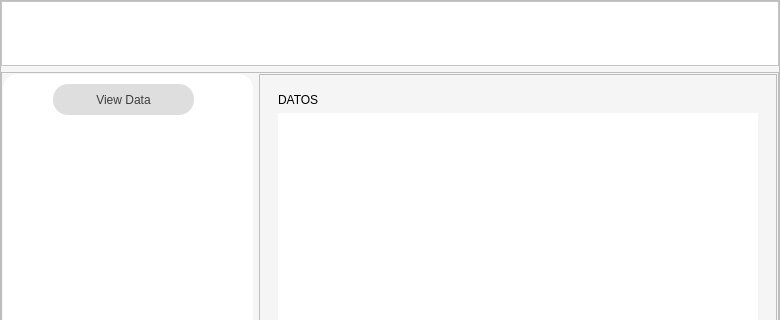
Before: the Qt Designer form PyQt.ui in RoYDraxT/PyQt, drawn with Qt 5; both pictures show x 0 to 780 and y 0 to 320 of the 780 by 600 pixel window.
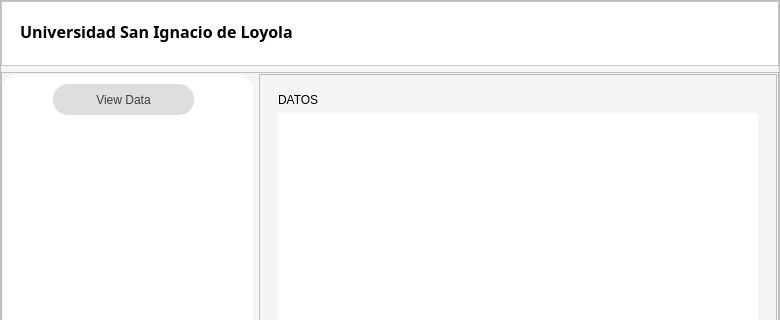
After: the same form once the commit is applied. Icons and pictures are not drawn.

```diff
--- a/PyQt.ui
+++ b/PyQt.ui
@@ -79,17 +79,34 @@
          </property>
          <layout class="QHBoxLayout" name="horizontalLayout">
           <item>
-           <spacer name="spacer">
-            <property name="orientation">
-             <enum>Qt::Horizontal</enum>
+           <widget class="QPlainTextEdit" name="uni">
+            <property name="font">
+             <font>
+              <family>Arial Black</family>
+              <pointsize>12</pointsize>
+              <weight>75</weight>
+              <bold>true</bold>
+             </font>
             </property>
-            <property name="sizeHint" stdset="0">
-             <size>
-              <width>571</width>
-              <height>20</height>
-             </size>
+            <property name="focusPolicy">
+             <enum>Qt::NoFocus</enum>
             </property>
-           </spacer>
+            <property name="acceptDrops">
+             <bool>false</bool>
+            </property>
+            <property name="styleSheet">
+             <string notr="true">QPlainTextEdit {
+    border: 0px; /* Sin borde */
+    font-size: 12pt; /* Tamaño de letra aumentado */
+    text-align: center; /* Centrar el texto */
+    padding: 5px; /* Añadir un poco de espacio alrededor del texto */
+}
+</string>
+            </property>
+            <property name="plainText">
+             <string>Universidad San Ignacio de Loyola</string>
+            </property>
+           </widget>
           </item>
           <item>
            <widget class="QPushButton" name="bt_min">
```
Left out of the diff: 8 changed lines with no effect on the pictures.
